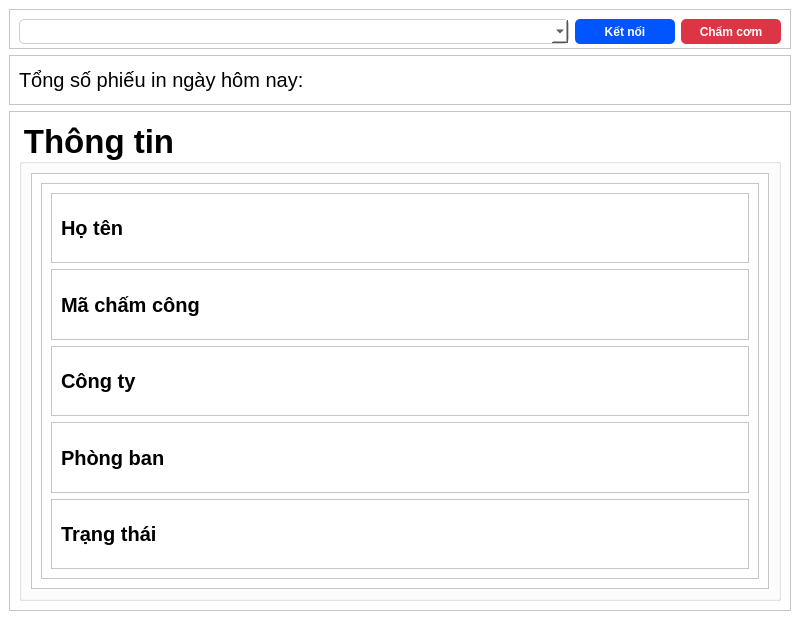
This is ui/app.ui in nntrunglinux/th_lunch_checkin as Qt 5 draws it before an edit. The edited form follows.
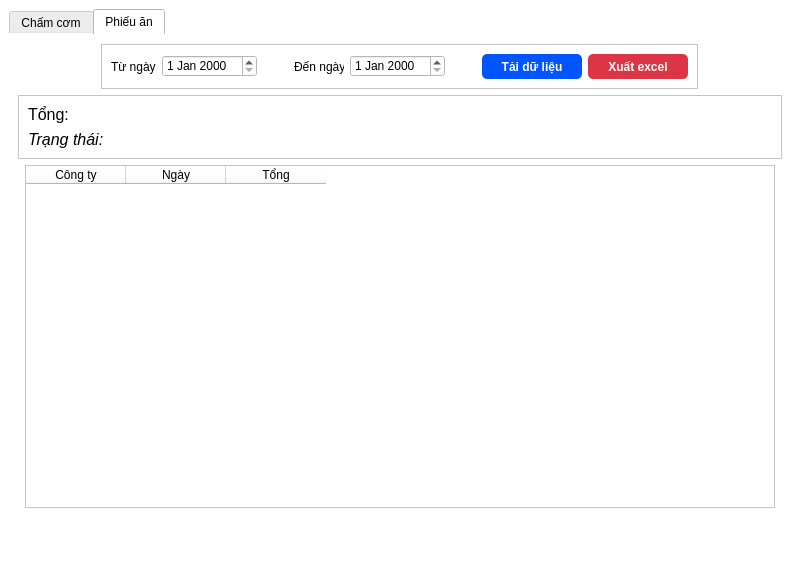
This is the edited form. The open tabs and pages were chosen to show the change.

Commit message: feat: them chuc nang export excel

What changed in the file:
```diff
--- a/ui/app.ui
+++ b/ui/app.ui
@@ -7,7 +7,7 @@
     <x>0</x>
     <y>0</y>
     <width>800</width>
-    <height>644</height>
+    <height>572</height>
    </rect>
   </property>
   <property name="windowTitle">
@@ -18,6 +18,19 @@
   </property>
   <widget class="QWidget" name="centralwidget">
    <layout class="QVBoxLayout" name="verticalLayout">
+    <item alignment="Qt::AlignTop">
+     <widget class="QTabWidget" name="tabWidget">
+      <property name="styleSheet">
+       <string notr="true">QTabWidget::pane { border: 0; }</string>
+      </property>
+      <property name="currentIndex">
+       <number>0</number>
+      </property>
+      <widget class="QWidget" name="lunch_info_tab">
+       <attribute name="title">
+        <string>Chấm cơm</string>
+       </attribute>
+       <layout class="QVBoxLayout" name="verticalLayout_3">
     <item>
      <widget class="QFrame" name="frame">
       <property name="maximumSize">
@@ -172,21 +185,6 @@
       </layout>
      </widget>
     </item>
-    <item alignment="Qt::AlignTop">
-     <widget class="QFrame" name="frame_4">
-      <property name="minimumSize">
-       <size>
-        <width>0</width>
-        <height>500</height>
-       </size>
-      </property>
-      <property name="frameShape">
-       <enum>QFrame::StyledPanel</enum>
-      </property>
-      <property name="frameShadow">
-       <enum>QFrame::Raised</enum>
-      </property>
-      <layout class="QHBoxLayout" name="horizontalLayout_3">
        <item>
         <widget class="QGroupBox" name="groupBox">
          <property name="font">
@@ -195,6 +193,9 @@
            <bold>true</bold>
           </font>
          </property>
+          <property name="styleSheet">
+           <string notr="true"/>
+          </property>
          <property name="title">
           <string>Thông tin</string>
          </property>
@@ -243,7 +244,7 @@
                      <property name="font">
                       <font>
                        <pointsize>15</pointsize>
-                       <bold>true</bold>
+                        <bold>false</bold>
                       </font>
                      </property>
                      <property name="text">
@@ -286,7 +287,7 @@
                      <property name="font">
                       <font>
                        <pointsize>15</pointsize>
-                       <bold>true</bold>
+                        <bold>false</bold>
                       </font>
                      </property>
                      <property name="text">
@@ -329,7 +330,7 @@
                      <property name="font">
                       <font>
                        <pointsize>15</pointsize>
-                       <bold>true</bold>
+                        <bold>false</bold>
                       </font>
                      </property>
                      <property name="text">
@@ -372,7 +373,7 @@
                      <property name="font">
                       <font>
                        <pointsize>15</pointsize>
-                       <bold>true</bold>
+                        <bold>false</bold>
                       </font>
                      </property>
                      <property name="text">
@@ -415,7 +416,7 @@
                      <property name="font">
                       <font>
                        <pointsize>15</pointsize>
-                       <bold>true</bold>
+                        <bold>false</bold>
                       </font>
                      </property>
                      <property name="text">
@@ -448,6 +449,267 @@
         </widget>
        </item>
       </layout>
+      </widget>
+      <widget class="QWidget" name="lunch_ticket_tab">
+       <attribute name="title">
+        <string>Phiếu ăn</string>
+       </attribute>
+       <layout class="QVBoxLayout" name="verticalLayout_4">
+        <item alignment="Qt::AlignHCenter">
+         <widget class="QFrame" name="lunch_ticket_function_frame">
+          <property name="styleSheet">
+           <string notr="true"/>
+          </property>
+          <property name="frameShape">
+           <enum>QFrame::StyledPanel</enum>
+          </property>
+          <property name="frameShadow">
+           <enum>QFrame::Raised</enum>
+          </property>
+          <layout class="QHBoxLayout" name="horizontalLayout_3">
+           <item>
+            <widget class="QLabel" name="label_4">
+             <property name="maximumSize">
+              <size>
+               <width>50</width>
+               <height>16777215</height>
+              </size>
+             </property>
+             <property name="text">
+              <string>Từ ngày</string>
+             </property>
+            </widget>
+           </item>
+           <item>
+            <widget class="QDateEdit" name="from_dateedit">
+             <property name="maximumSize">
+              <size>
+               <width>150</width>
+               <height>16777215</height>
+              </size>
+             </property>
+            </widget>
+           </item>
+           <item>
+            <widget class="QLabel" name="label_6">
+             <property name="minimumSize">
+              <size>
+               <width>25</width>
+               <height>0</height>
+              </size>
+             </property>
+             <property name="maximumSize">
+              <size>
+               <width>25</width>
+               <height>16777215</height>
+              </size>
+             </property>
+             <property name="text">
+              <string/>
+             </property>
+            </widget>
+           </item>
+           <item>
+            <widget class="QLabel" name="label_5">
+             <property name="maximumSize">
+              <size>
+               <width>50</width>
+               <height>16777215</height>
+              </size>
+             </property>
+             <property name="text">
+              <string>Đến ngày</string>
+             </property>
+            </widget>
+           </item>
+           <item>
+            <widget class="QDateEdit" name="to_dateedit">
+             <property name="maximumSize">
+              <size>
+               <width>150</width>
+               <height>16777215</height>
+              </size>
+             </property>
+            </widget>
+           </item>
+           <item>
+            <widget class="QLabel" name="label_9">
+             <property name="minimumSize">
+              <size>
+               <width>25</width>
+               <height>0</height>
+              </size>
+             </property>
+             <property name="maximumSize">
+              <size>
+               <width>25</width>
+               <height>16777215</height>
+              </size>
+             </property>
+             <property name="text">
+              <string/>
+             </property>
+            </widget>
+           </item>
+           <item>
+            <widget class="QPushButton" name="get_lunch_by_condition_btn">
+             <property name="minimumSize">
+              <size>
+               <width>100</width>
+               <height>25</height>
+              </size>
+             </property>
+             <property name="maximumSize">
+              <size>
+               <width>100</width>
+               <height>16777215</height>
+              </size>
+             </property>
+             <property name="font">
+              <font>
+               <bold>true</bold>
+              </font>
+             </property>
+             <property name="cursor">
+              <cursorShape>PointingHandCursor</cursorShape>
+             </property>
+             <property name="styleSheet">
+              <string notr="true">QPushButton {
+	border: none; 
+	border-radius: 5px;
+	color: white;
+	background: rgb(0, 85, 255);
+}
+
+QPushButton:hover { 
+	background: rgba(0, 85, 255, 200);
+}
+
+QPushButton:pressed { 
+	background: rgba(0, 85, 255, 180);
+}</string>
+             </property>
+             <property name="text">
+              <string>Tải dữ liệu</string>
+             </property>
+            </widget>
+           </item>
+           <item>
+            <widget class="QPushButton" name="export_excel_lunch_btn">
+             <property name="minimumSize">
+              <size>
+               <width>100</width>
+               <height>25</height>
+              </size>
+             </property>
+             <property name="maximumSize">
+              <size>
+               <width>100</width>
+               <height>16777215</height>
+              </size>
+             </property>
+             <property name="font">
+              <font>
+               <bold>true</bold>
+              </font>
+             </property>
+             <property name="cursor">
+              <cursorShape>PointingHandCursor</cursorShape>
+             </property>
+             <property name="styleSheet">
+              <string notr="true">QPushButton {
+	border: none; 
+	border-radius: 5px;
+	color: white;
+	background: rgba(220, 53, 69, 255);
+}
+
+QPushButton:hover { 
+	background: rgba(220, 53, 69, 200);
+}
+
+QPushButton:pressed { 
+	background: rgba(220, 53, 69, 180);
+}</string>
+             </property>
+             <property name="text">
+              <string>Xuất excel</string>
+             </property>
+            </widget>
+           </item>
+          </layout>
+         </widget>
+        </item>
+        <item>
+         <widget class="QFrame" name="frame_4">
+          <property name="frameShape">
+           <enum>QFrame::StyledPanel</enum>
+          </property>
+          <property name="frameShadow">
+           <enum>QFrame::Raised</enum>
+          </property>
+          <layout class="QVBoxLayout" name="verticalLayout_5">
+           <item>
+            <widget class="QLabel" name="lunch_total_label">
+             <property name="font">
+              <font>
+               <pointsize>12</pointsize>
+              </font>
+             </property>
+             <property name="text">
+              <string>Tổng: </string>
+             </property>
+            </widget>
+           </item>
+           <item>
+            <widget class="QLabel" name="lunch_status_label">
+             <property name="font">
+              <font>
+               <pointsize>12</pointsize>
+               <italic>true</italic>
+              </font>
+             </property>
+             <property name="text">
+              <string>Trạng thái:</string>
+             </property>
+            </widget>
+           </item>
+          </layout>
+         </widget>
+        </item>
+        <item alignment="Qt::AlignHCenter">
+         <widget class="QTableWidget" name="lunch_table">
+          <property name="minimumSize">
+           <size>
+            <width>750</width>
+            <height>0</height>
+           </size>
+          </property>
+          <property name="maximumSize">
+           <size>
+            <width>900</width>
+            <height>16777215</height>
+           </size>
+          </property>
+          <column>
+           <property name="text">
+            <string>Công ty</string>
+           </property>
+          </column>
+          <column>
+           <property name="text">
+            <string>Ngày</string>
+           </property>
+          </column>
+          <column>
+           <property name="text">
+            <string>Tổng</string>
+           </property>
+          </column>
+         </widget>
+        </item>
+       </layout>
+      </widget>
      </widget>
     </item>
    </layout>
```
Left out of the diff: 5 changed lines with no effect on the pictures. Lines whose indentation alone changed are shown as unchanged. The commit also changes 4 other files.
